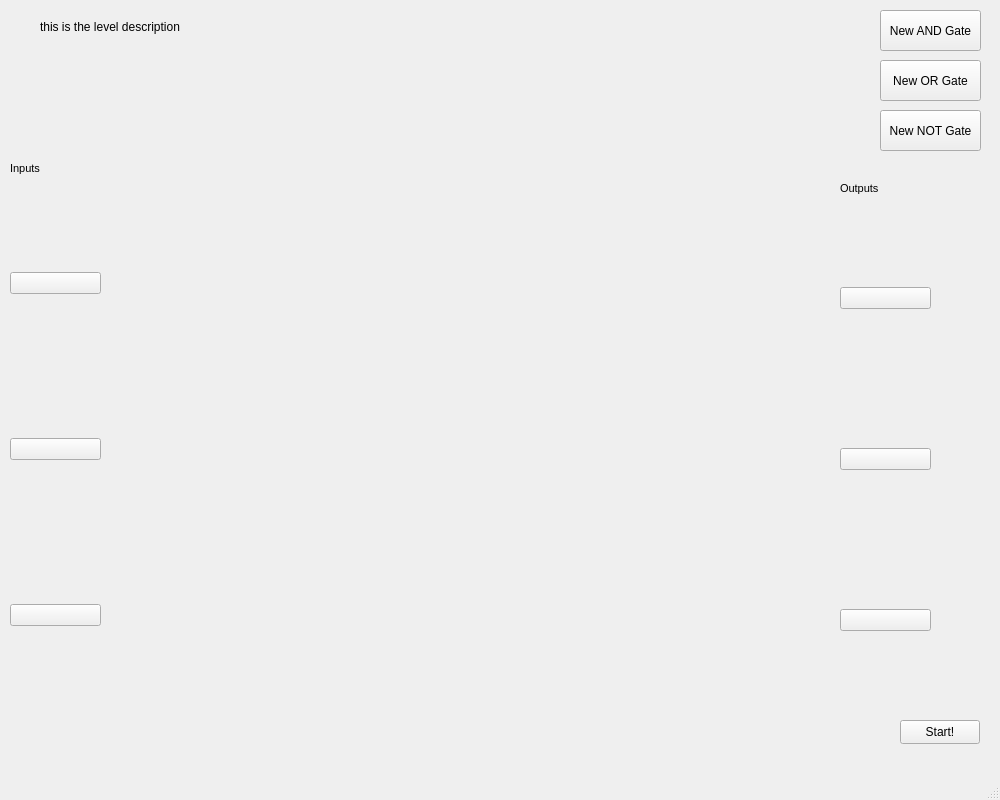
Before: the Qt Designer form assignment9/mainwindow.ui in UofU-CS3505/cs3505-assignment9-Figodes, drawn with Qt 5.
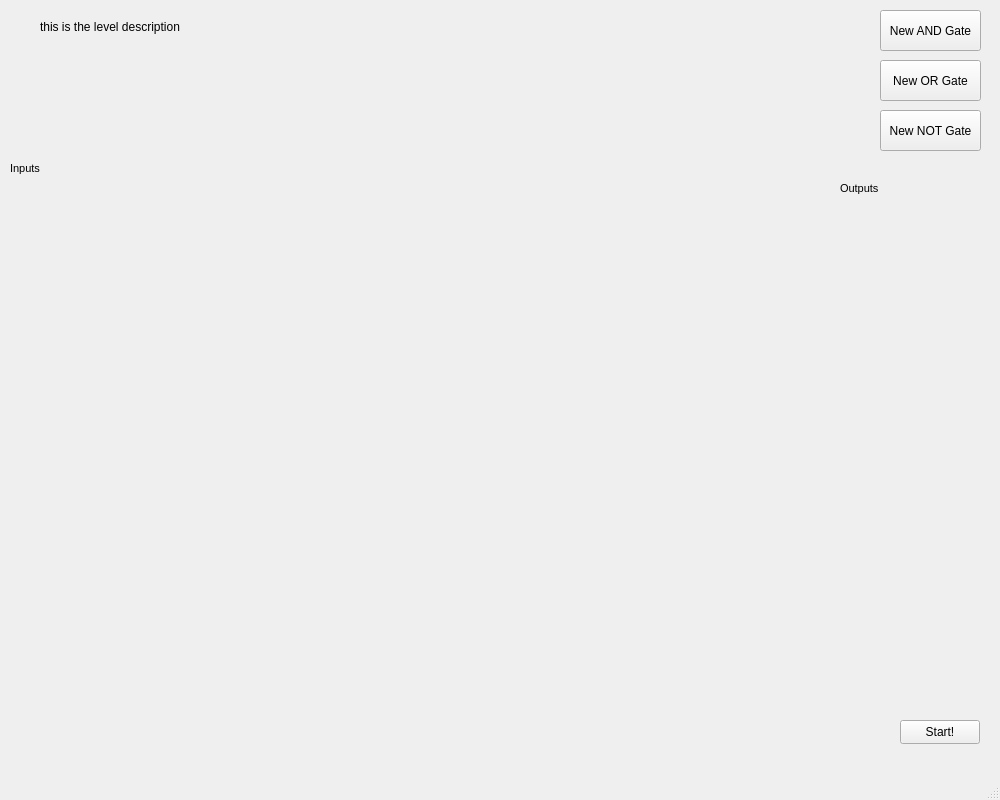
After: the same form once the commit is applied.

Commit message: View now gets first level from model after constructing it, model TEMPORARILY creates a level for itself in the constructor in place of loading form file

```diff
--- a/assignment9/mainwindow.ui
+++ b/assignment9/mainwindow.ui
@@ -82,27 +82,6 @@
      <property name="spacing">
       <number>52</number>
      </property>
-     <item>
-      <widget class="QPushButton" name="output1">
-       <property name="text">
-        <string/>
-       </property>
-      </widget>
-     </item>
-     <item>
-      <widget class="QPushButton" name="output2">
-       <property name="text">
-        <string/>
-       </property>
-      </widget>
-     </item>
-     <item>
-      <widget class="QPushButton" name="output3">
-       <property name="text">
-        <string/>
-       </property>
-      </widget>
-     </item>
     </layout>
    </widget>
    <widget class="QPushButton" name="startButton">
@@ -167,27 +146,6 @@
      <property name="spacing">
       <number>52</number>
      </property>
-     <item>
-      <widget class="QPushButton" name="input1">
-       <property name="text">
-        <string/>
-       </property>
-      </widget>
-     </item>
-     <item>
-      <widget class="QPushButton" name="input2">
-       <property name="text">
-        <string/>
-       </property>
-      </widget>
-     </item>
-     <item>
-      <widget class="QPushButton" name="input3">
-       <property name="text">
-        <string/>
-       </property>
-      </widget>
-     </item>
     </layout>
    </widget>
    <widget class="QLabel" name="levelDescription">
```
The commit also changes 3 other files.
